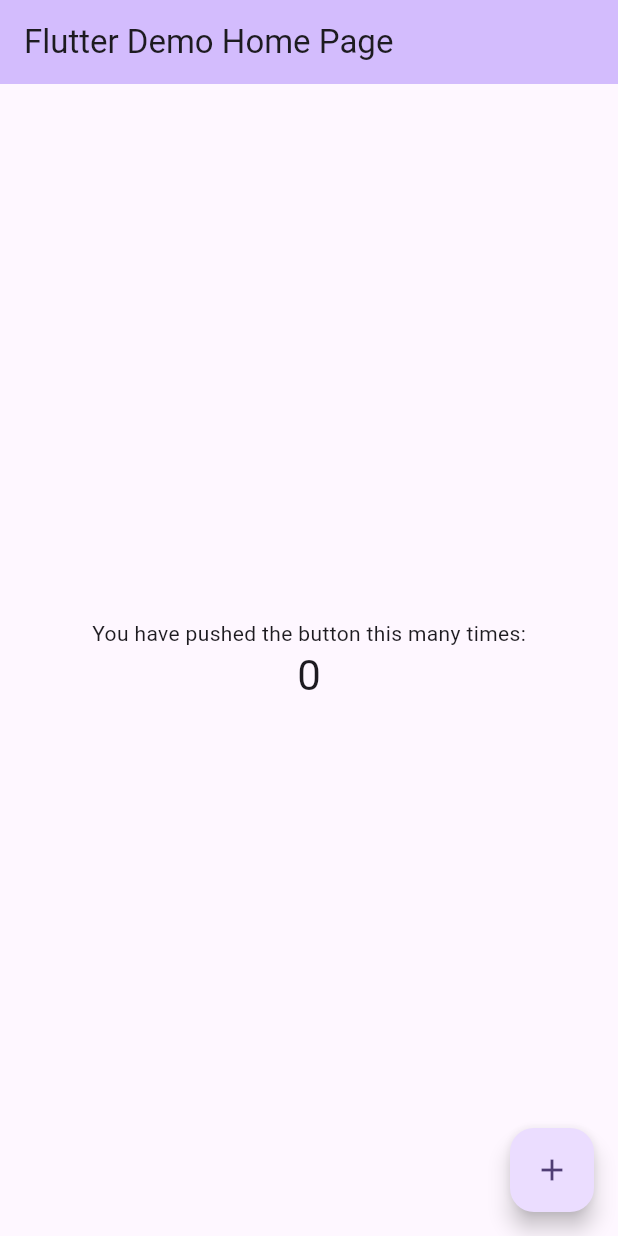
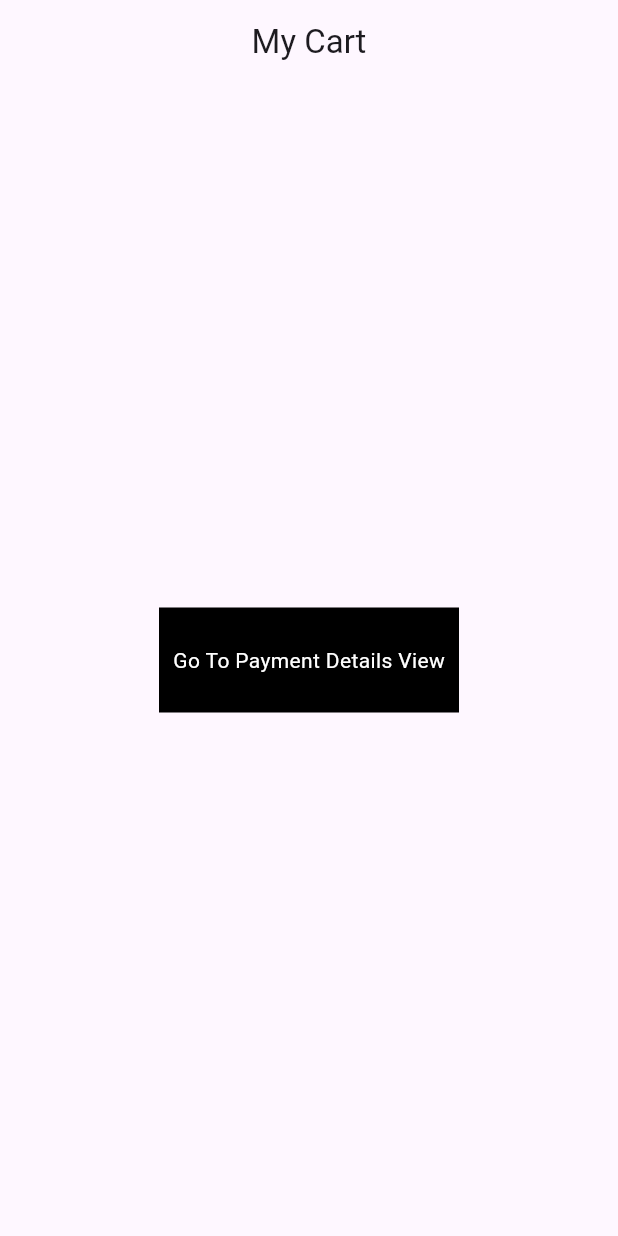
Before and after one commit to mostafaelsayed2262001/payment, a Flutter app: the screen it shows after launch, on a phone screen of 412 x 824 dp. Run offline on Flutter 3.47's test engine with Material 3 defaults, Android fonts, the phone set to English and light mode, and no system bars; our stand-ins replace bloc, flutter_bloc, go_router.

Commit message:
MVVM Structure

```diff
--- /dev/null
+++ b/lib/Features/mycart/presentation/manager/mycart_cubit/mycart_state.dart
@@ -0,0 +1,6 @@
+part of 'mycart_cubit.dart';
+
+@immutable
+sealed class MycartState {}
+
+final class MycartInitial extends MycartState {}
--- /dev/null
+++ b/lib/Features/mycart/presentation/view/mycart_view.dart
@@ -0,0 +1,35 @@
+import 'package:flutter/cupertino.dart';
+import 'package:flutter/material.dart';
+import 'package:go_router/go_router.dart';
+import 'package:payment/core/routes/app_routes.dart';
+
+class MycartView extends StatelessWidget {
+  const MycartView({super.key});
+
+  @override
+  Widget build(BuildContext context) {
+    return Scaffold(
+      appBar: AppBar(
+        centerTitle: true,
+        title: Text("My Cart"),
+      ),
+      body: Center(
+        child: InkWell(
+          onTap: () {
+            GoRouter.of(context).push(AppRouter.kPaymentDetailsView);
+          },
+          child: Container(
+            alignment: Alignment.center,
+            child: Text(
+              "Go To Payment Details View",
+              style: TextStyle(color: Colors.white),
+            ),
+            color: Colors.black,
+            width: 200,
+            height: 70,
+          ),
+        ),
+      ),
+    );
+  }
+}
--- /dev/null
+++ b/lib/Features/payment_details/presentation/manager/payment_details_cubit/payment_details_cubit.dart
@@ -0,0 +1,8 @@
+import 'package:bloc/bloc.dart';
+import 'package:meta/meta.dart';
+
+part 'payment_details_state.dart';
+
+class PaymentDetailsCubit extends Cubit<PaymentDetailsState> {
+  PaymentDetailsCubit() : super(PaymentDetailsInitial());
+}
--- /dev/null
+++ b/lib/Features/payment_details/presentation/manager/payment_details_cubit/payment_details_state.dart
@@ -0,0 +1,6 @@
+part of 'payment_details_cubit.dart';
+
+@immutable
+sealed class PaymentDetailsState {}
+
+final class PaymentDetailsInitial extends PaymentDetailsState {}
--- /dev/null
+++ b/lib/Features/payment_done/presentation/manager/payment_done_cubit/payment_done_cubit.dart
@@ -0,0 +1,8 @@
+import 'package:bloc/bloc.dart';
+import 'package:meta/meta.dart';
+
+part 'payment_done_state.dart';
+
+class PaymentDoneCubit extends Cubit<PaymentDoneState> {
+  PaymentDoneCubit() : super(PaymentDoneInitial());
+}
--- /dev/null
+++ b/lib/Features/payment_done/presentation/manager/payment_done_cubit/payment_done_state.dart
@@ -0,0 +1,6 @@
+part of 'payment_done_cubit.dart';
+
+@immutable
+sealed class PaymentDoneState {}
+
+final class PaymentDoneInitial extends PaymentDoneState {}
--- /dev/null
+++ b/lib/core/routes/app_routes.dart
@@ -0,0 +1,29 @@
+
+import 'package:go_router/go_router.dart';
+import 'package:payment/Features/mycart/presentation/view/mycart_view.dart';
+import 'package:payment/Features/payment_details/presentation/view/payment_details_view.dart';
+import 'package:payment/Features/payment_done/presentation/view/payment_done_view.dart';
+
+abstract class AppRouter {
+  static const kMyCartView = '/';
+  static const kPaymentDetailsView = '/paymentDetailsView';
+  static const kPaymentDoneView = '/paymentDoneView';
+
+  static final router = GoRouter(
+    routes: [
+      GoRoute(
+        path: "/",
+        builder: (context, state) => const MycartView(),
+      ),
+      GoRoute(
+        path: kPaymentDetailsView,
+        builder: (context, state) => const PaymentDetailsView(),
+      ),
+      GoRoute(
+        path: kPaymentDoneView,
+        builder: (context, state) => const PaymentDoneView(),
+      ),
+
+    ],
+  );
+}
--- a/lib/main.dart
+++ b/lib/main.dart
@@ -1,4 +1,5 @@
 import 'package:flutter/material.dart';
+import 'package:payment/core/routes/app_routes.dart';
 
 void main() {
   runApp(const MyApp());
@@ -10,116 +11,15 @@ class MyApp extends StatelessWidget {
   // This widget is the root of your application.
   @override
   Widget build(BuildContext context) {
-    return MaterialApp(
+    return MaterialApp.router(
       title: 'Flutter Demo',
+      debugShowCheckedModeBanner: false,
       theme: ThemeData(
-        // This is the theme of your application.
-        //
-        // TRY THIS: Try running your application with "flutter run". You'll see
-        // the application has a purple toolbar. Then, without quitting the app,
-        // try changing the seedColor in the colorScheme below to Colors.green
-        // and then invoke "hot reload" (save your changes or press the "hot
-        // reload" button in a Flutter-supported IDE, or press "r" if you used
-        // the command line to start the app).
-        //
-        // Notice that the counter didn't reset back to zero; the application
-        // state is not lost during the reload. To reset the state, use hot
-        // restart instead.
-        //
-        // This works for code too, not just values: Most code changes can be
-        // tested with just a hot reload.
         colorScheme: ColorScheme.fromSeed(seedColor: Colors.deepPurple),
         useMaterial3: true,
       ),
-      home: const MyHomePage(title: 'Flutter Demo Home Page'),
+      routerConfig: AppRouter.router,
     );
   }
 }
-
-class MyHomePage extends StatefulWidget {
-  const MyHomePage({super.key, required this.title});
-
-  // This widget is the home page of your application. It is stateful, meaning
-  // that it has a State object (defined below) that contains fields that affect
-  // how it looks.
-
-  // This class is the configuration for the state. It holds the values (in this
-  // case the title) provided by the parent (in this case the App widget) and
-  // used by the build method of the State. Fields in a Widget subclass are
-  // always marked "final".
-
-  final String title;
-
-  @override
-  State<MyHomePage> createState() => _MyHomePageState();
-}
-
-class _MyHomePageState extends State<MyHomePage> {
-  int _counter = 0;
-
-  void _incrementCounter() {
-    setState(() {
-      // This call to setState tells the Flutter framework that something has
-      // changed in this State, which causes it to rerun the build method below
-      // so that the display can reflect the updated values. If we changed
-      // _counter without calling setState(), then the build method would not be
-      // called again, and so nothing would appear to happen.
-      _counter++;
-    });
-  }
-
-  @override
-  Widget build(BuildContext context) {
-    // This method is rerun every time setState is called, for instance as done
-    // by the _incrementCounter method above.
-    //
-    // The Flutter framework has been optimized to make rerunning build methods
-    // fast, so that you can just rebuild anything that needs updating rather
-    // than having to individually change instances of widgets.
-    return Scaffold(
-      appBar: AppBar(
-        // TRY THIS: Try changing the color here to a specific color (to
-        // Colors.amber, perhaps?) and trigger a hot reload to see the AppBar
-        // change color while the other colors stay the same.
-        backgroundColor: Theme.of(context).colorScheme.inversePrimary,
-        // Here we take the value from the MyHomePage object that was created by
-        // the App.build method, and use it to set our appbar title.
-        title: Text(widget.title),
-      ),
-      body: Center(
-        // Center is a layout widget. It takes a single child and positions it
-        // in the middle of the parent.
-        child: Column(
-          // Column is also a layout widget. It takes a list of children and
-          // arranges them vertically. By default, it sizes itself to fit its
-          // children horizontally, and tries to be as tall as its parent.
-          //
-          // Column has various properties to control how it sizes itself and
-          // how it positions its children. Here we use mainAxisAlignment to
-          // center the children vertically; the main axis here is the vertical
-          // axis because Columns are vertical (the cross axis would be
-          // horizontal).
-          //
-          // TRY THIS: Invoke "debug painting" (choose the "Toggle Debug Paint"
-          // action in the IDE, or press "p" in the console), to see the
-          // wireframe for each widget.
-          mainAxisAlignment: MainAxisAlignment.center,
-          children: <Widget>[
-            const Text(
-              'You have pushed the button this many times:',
-            ),
-            Text(
-              '$_counter',
-              style: Theme.of(context).textTheme.headlineMedium,
-            ),
-          ],
-        ),
-      ),
-      floatingActionButton: FloatingActionButton(
-        onPressed: _incrementCounter,
-        tooltip: 'Increment',
-        child: const Icon(Icons.add),
-      ), // This trailing comma makes auto-formatting nicer for build methods.
-    );
-  }
-}
+//GoRouter.of(context).push(AppRouter.kHomeView);
--- a/pubspec.yaml
+++ b/pubspec.yaml
@@ -34,6 +34,9 @@ dependencies:
   # The following adds the Cupertino Icons font to your application.
   # Use with the CupertinoIcons class for iOS style icons.
   cupertino_icons: ^1.0.8
+  flutter_bloc: ^8.1.0
+  equatable: ^2.0.5
+  go_router: ^14.6.3
 
 dev_dependencies:
   flutter_test:
```
Also changed, not shown: lib/Features/mycart/presentation/manager/mycart_cubit/mycart_cubit.dart (added, +9 -0 lines), lib/Features/payment_details/presentation/view/payment_details_view.dart (added, +34 -0 lines), lib/Features/payment_done/presentation/view/payment_done_view.dart (added, +35 -0 lines), lib/Features/checkout/presentation/view/mycart_view.dart (deleted), pubspec.lock.
